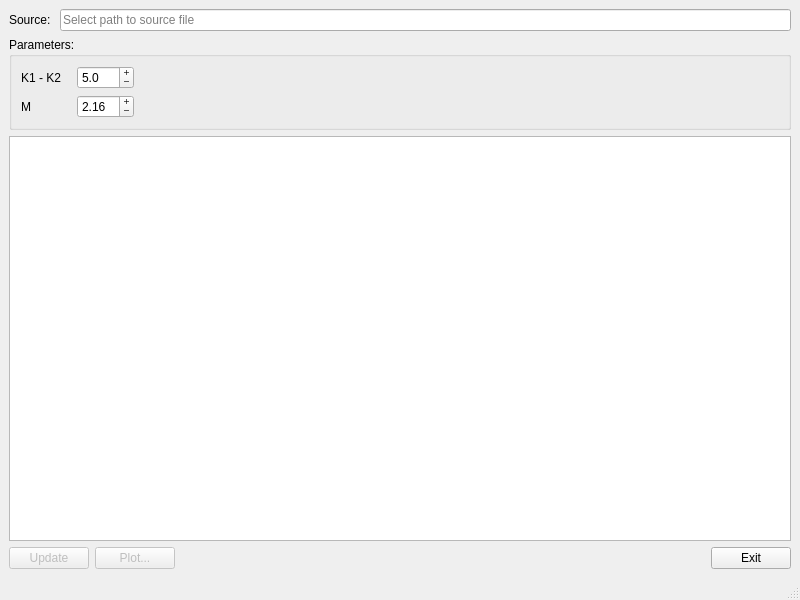
This is ui/mainwindow.ui in rodnaxel/FindPair as Qt 5 draws it before an edit. The edited form follows.
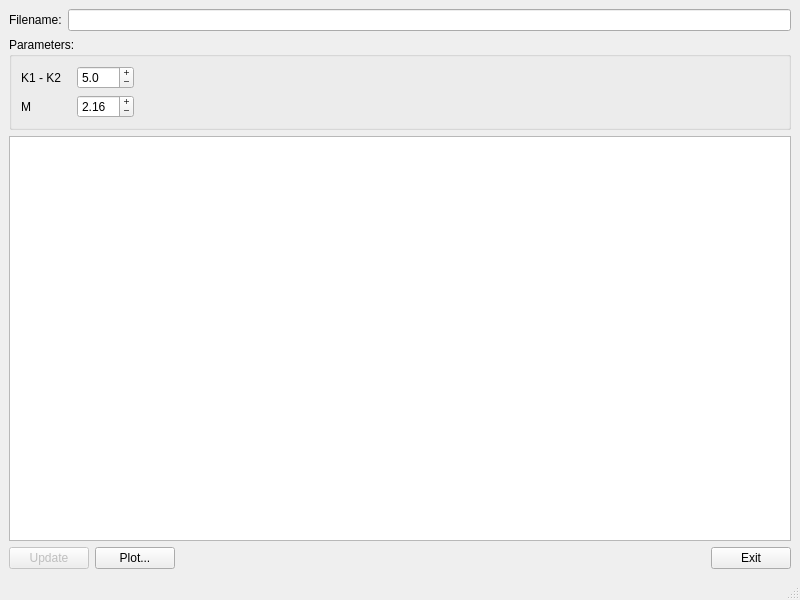
This is the edited form.

The edit to the form file:
```diff
--- a/ui/mainwindow.ui
+++ b/ui/mainwindow.ui
@@ -20,17 +20,23 @@
       <item>
        <widget class="QLabel" name="label">
         <property name="text">
-         <string>Source: </string>
+         <string>Filename:</string>
         </property>
        </widget>
       </item>
       <item>
        <widget class="QLineEdit" name="pathLine">
+        <property name="autoFillBackground">
+         <bool>false</bool>
+        </property>
+        <property name="frame">
+         <bool>true</bool>
+        </property>
         <property name="readOnly">
          <bool>true</bool>
         </property>
         <property name="placeholderText">
-         <string>Select path to source file</string>
+         <string/>
         </property>
        </widget>
       </item>
@@ -170,7 +176,7 @@
       <item>
        <widget class="QPushButton" name="plotButton">
         <property name="enabled">
-         <bool>false</bool>
+         <bool>true</bool>
         </property>
         <property name="text">
          <string>Plot...</string>
```
